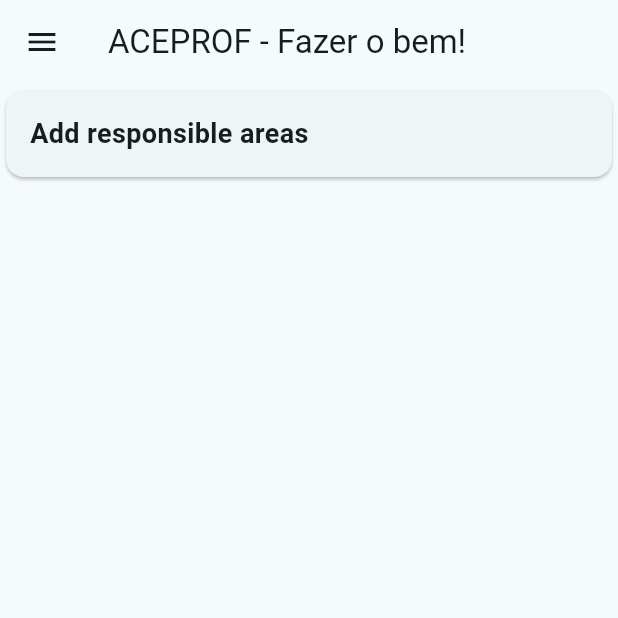
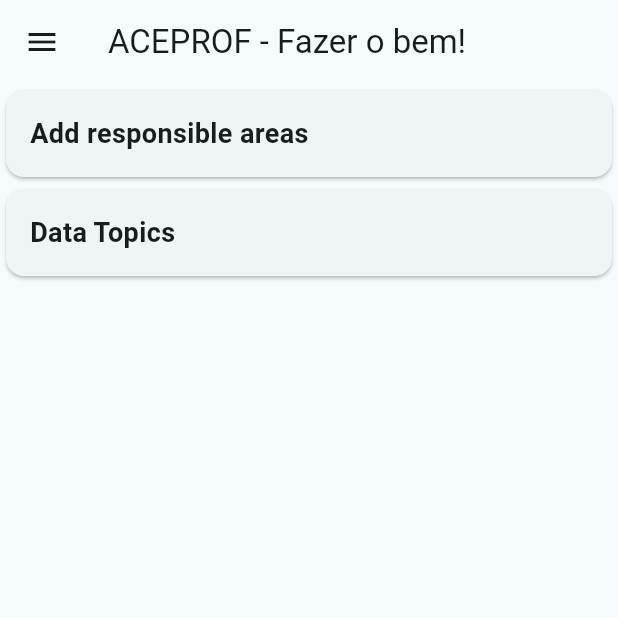
Before and after one commit to jvcss/anotes, a Flutter app: the screen it shows after launch, on a phone screen of 412 x 824 dp, the top half of it. Run offline on Flutter 3.47's test engine with Material 2 defaults, Android fonts, the light colour scheme and no system bars; our stand-ins replace sqflite; accounts and stored records are empty.

Commit message:
add show db for ACEPROF Philantropy

```diff
--- a/lib/philanthropy/screens/philanthropy_screen.dart
+++ b/lib/philanthropy/screens/philanthropy_screen.dart
@@ -2,6 +2,7 @@
 import 'package:anotes/philanthropy/widgets/sidebar.dart';
 
 import '../widgets/add_data_form.dart';
+import '../widgets/show_data_topic.dart';
 
 class PhilanthropyScreen extends StatelessWidget {
   const PhilanthropyScreen({super.key});
@@ -17,6 +18,7 @@
           child: ListView(
         children: const [
           AddDataForm(), // Add the AddDataForm widget
+          ShowDataTopics(), // Add the ShowDataTopics widget
         ],
       )),
     );
--- /dev/null
+++ b/lib/philanthropy/widgets/show_data_topic.dart
@@ -0,0 +1,42 @@
+import 'package:flutter/material.dart';
+import 'package:provider/provider.dart';
+
+import '../models/topic_model.dart';
+import 'collapsible_card.dart';
+
+class ShowDataTopics extends StatelessWidget {
+  const ShowDataTopics({super.key});
+
+  @override
+  Widget build(BuildContext context) {
+    final topicProvider = Provider.of<TopicProvider>(context);
+    final topics = topicProvider.topics;
+
+    return CollapsibleCard(
+      title: 'Data Topics',
+      content: SingleChildScrollView(
+        scrollDirection: Axis.horizontal,
+        child: DataTable(
+          columns: const [
+            DataColumn(label: Text('ID')),
+            DataColumn(label: Text('Title')),
+            DataColumn(label: Text('Description')),
+            DataColumn(label: Text('Responsible')),
+            DataColumn(label: Text('Assignments')),
+          ],
+          rows: topics.map((topic) {
+            return DataRow(
+              cells: [
+                DataCell(Text(topic.id.toString())),
+                DataCell(Text(topic.title)),
+                DataCell(Text(topic.description)),
+                DataCell(Text(topic.responsible)),
+                DataCell(Text(topic.assignments)),
+              ],
+            );
+          }).toList(),
+        ),
+      ),
+    );
+  }
+}
--- a/lib/philanthropy/widgets/sidebar.dart
+++ b/lib/philanthropy/widgets/sidebar.dart
@@ -7,9 +7,10 @@
 import '../screens/philanthropy_screen.dart';
 
 class Sidebar extends StatelessWidget {
-  const Sidebar({super.key});
+  const Sidebar({
+    super.key,
+  });
 
-  @override
   @override
   Widget build(BuildContext context) {
     return FutureBuilder<List<TopicModel>>(
```
Also changed, not shown: lib/main.dart (+0 -73 lines).
